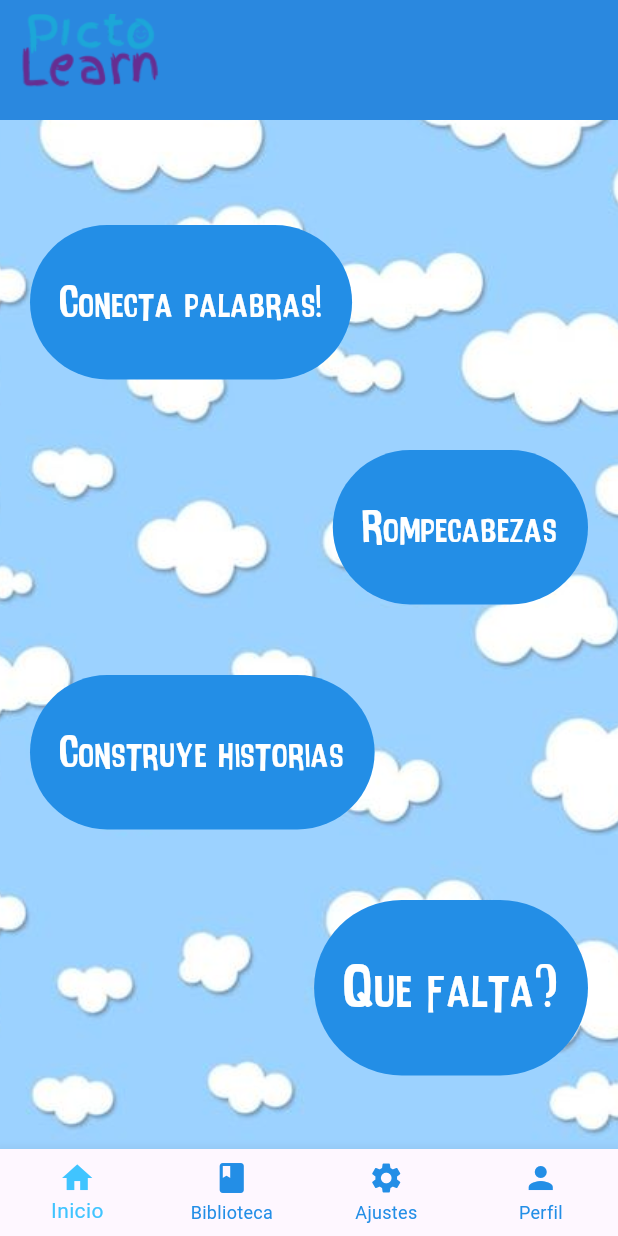
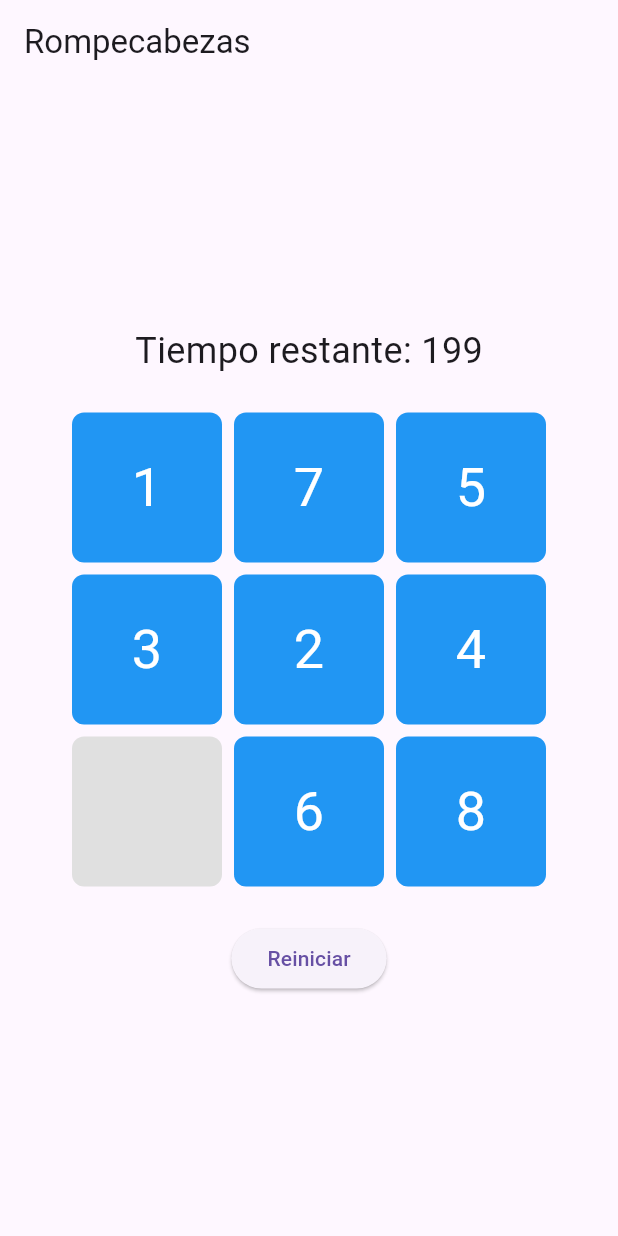
Before and after one commit to Nanielitow/PictoLearn, a Flutter app: the Home screen opened by its route, after a tap on "Rompecabezas", on a phone screen of 412 x 824 dp. Run offline on Flutter 3.47's test engine with Material 3 defaults, Android fonts, the phone set to English and light mode, and no system bars; our stand-ins replace go_router.

Commit message:
login y register sin base de datos , juego rompecabezas sin estilo infantil

```diff
--- a/lib/main.dart
+++ b/lib/main.dart
@@ -4,6 +4,7 @@ import 'package:go_router/go_router.dart';
 import 'package:pictolearn/pages/login.dart';
 import 'package:pictolearn/pages/home.dart';
 import 'package:pictolearn/pages/register.dart';
+import 'package:pictolearn/pages/juegoRompecabezas.dart';
 
 
 void main() => runApp(const MainApp());
@@ -27,6 +28,10 @@ class MainApp extends StatelessWidget {
           path: '/register',
           builder: (context, state) => const RegisterScreen()
           ),
+        GoRoute(
+          path: '/juegoRompecabezas',
+          builder: (context, state) => GameScreen()
+          ),
         ]
       ),
     );
--- a/lib/pages/home.dart
+++ b/lib/pages/home.dart
@@ -1,4 +1,5 @@
 import 'package:flutter/material.dart';
+import 'package:go_router/go_router.dart';
 
 class Home extends StatefulWidget {
   const Home({super.key});
@@ -31,9 +32,9 @@ class _HomeState extends State<Home> {
             fit: BoxFit.cover,
           ),
         ),
-        leadingWidth:120,
+        leadingWidth: 120,
       ),
-      body: cuerpo(),
+      body: cuerpo(context), // Pasamos el contexto aquí
       bottomNavigationBar: BottomNavigationBar(
         items: const <BottomNavigationBarItem>[
           BottomNavigationBarItem(
@@ -62,7 +63,8 @@ class _HomeState extends State<Home> {
     );
   }
 }
-Widget cuerpo() {
+
+Widget cuerpo(BuildContext context) { // Recibe el contexto aquí
   return Container(
     decoration: const BoxDecoration(
       image: DecorationImage(
@@ -80,7 +82,7 @@ Widget cuerpo() {
         Positioned(
           top: 300,
           right: 20,
-          child: juego2(),
+          child: juego2(context), // Pasamos el contexto aquí
         ),
         Positioned(
           top: 450,
@@ -91,12 +93,11 @@ Widget cuerpo() {
           top: 600,
           right: 20,
           child: juego4(),
-        )
+        ),
       ],
     ),
   );
 }
-
 
 Widget juego1() {
   return TextButton(
@@ -106,23 +107,30 @@ Widget juego1() {
       padding: const EdgeInsets.symmetric(horizontal: 20, vertical: 30),
     ),
     onPressed: () {},
-    child: const Text("Conecta palabras!",
-    style: TextStyle(
-    fontSize: 30,
-    fontFamily: 'IntensaFuente',)
+    child: const Text(
+      "Conecta palabras!",
+      style: TextStyle(
+        fontSize: 30,
+        fontFamily: 'IntensaFuente',
+      ),
     ),
   );
 }
 
-Widget juego2() {
+Widget juego2(BuildContext context) { // Recibe el contexto
   return TextButton(
     style: TextButton.styleFrom(
       foregroundColor: Colors.white,
       backgroundColor: const Color.fromARGB(255, 35, 142, 230),
       padding: const EdgeInsets.symmetric(horizontal: 20, vertical: 30),
     ),
-    onPressed: () {},
-    child: const Text("Rompecabezas", style: TextStyle(fontSize: 30 , fontFamily: 'IntensaFuente') ),
+    onPressed: () {
+      context.go('/juegoRompecabezas'); // Navegación usando go_router
+    },
+    child: const Text(
+      "Rompecabezas",
+      style: TextStyle(fontSize: 30, fontFamily: 'IntensaFuente'),
+    ),
   );
 }
 
@@ -134,7 +142,10 @@ Widget juego3() {
       padding: const EdgeInsets.symmetric(horizontal: 20, vertical: 30),
     ),
     onPressed: () {},
-    child: const Text("Construye historias", style: TextStyle(fontSize: 30 , fontFamily: 'IntensaFuente')),
+    child: const Text(
+      "Construye historias",
+      style: TextStyle(fontSize: 30, fontFamily: 'IntensaFuente'),
+    ),
   );
 }
 
@@ -146,6 +157,9 @@ Widget juego4() {
       padding: const EdgeInsets.symmetric(horizontal: 20, vertical: 30),
     ),
     onPressed: () {},
-    child: const Text("Que falta?", style: TextStyle(fontSize:40 , fontFamily: 'IntensaFuente')),
+    child: const Text(
+      "Que falta?",
+      style: TextStyle(fontSize: 40, fontFamily: 'IntensaFuente'),
+    ),
   );
 }
--- /dev/null
+++ b/lib/pages/juegoRompecabezas.dart
@@ -0,0 +1,158 @@
+import 'dart:async';
+import 'package:flutter/material.dart';
+import 'dart:math';
+
+     class GameScreen extends StatefulWidget {
+       @override
+       _GameScreenState createState() => _GameScreenState();
+     }
+
+     class _GameScreenState extends State<GameScreen> {
+       List<List<String>> matrix = [];
+       int counter = 200;
+       bool gameWon = false;
+       Timer? timer;
+
+       @override
+       void initState() {
+         super.initState();
+         startGame();
+       }
+
+       void startGame() {
+         setState(() {
+           matrix = shuffleMatrix();
+           counter = 200;
+           gameWon = false;
+         });
+         startCounter();
+       }
+
+       List<List<String>> shuffleMatrix() {
+         List<String> tokens = ['1', '2', '3', '4', '5', '6', '7', '8', ''];
+         tokens.shuffle(Random());
+         return [
+           tokens.sublist(0, 3),
+           tokens.sublist(3, 6),
+           tokens.sublist(6, 9),
+         ];
+       }
+
+       void startCounter() {
+         timer?.cancel();
+         timer = Timer.periodic(Duration(seconds: 1), (timer) {
+           setState(() {
+             if (counter > 0 && !gameWon) {
+               counter--;
+             } else {
+               timer.cancel();
+             }
+           });
+         });
+       }
+
+       @override
+       void dispose() {
+         timer?.cancel();
+         super.dispose();
+       }
+
+       @override
+       Widget build(BuildContext context) {
+         return Scaffold(
+           appBar: AppBar(
+             title: Text("Rompecabezas"),
+           ),
+           body: Column(
+             mainAxisAlignment: MainAxisAlignment.center,
+             children: [
+               Text(
+                 counter > 0 ? 'Tiempo restante: $counter' : '¡Se acabó el tiempo!',
+                 style: TextStyle(fontSize: 24),
+               ),
+               SizedBox(height: 20),
+               buildBoard(),
+               SizedBox(height: 20),
+               ElevatedButton(
+                 onPressed: startGame,
+                 child: Text(gameWon ? "Jugar de nuevo" : "Reiniciar"),
+               ),
+             ],
+           ),
+         );
+       }
+
+       Widget buildBoard() {
+         return Column(
+           children: matrix.map((row) {
+             return Row(
+               mainAxisAlignment: MainAxisAlignment.center,
+               children: row.map((tile) {
+                 return GestureDetector(
+                   onTap: () => moveTile(tile),
+                   child: Container(
+                     width: 100,
+                     height: 100,
+                     margin: EdgeInsets.all(4),
+                     decoration: BoxDecoration(
+                       color: tile == '' ? Colors.grey[300] : Colors.blue,
+                       borderRadius: BorderRadius.circular(8),
+                     ),
+                     child: Center(
+                       child: Text(
+                         tile,
+                         style: TextStyle(fontSize: 36, color: Colors.white),
+                       ),
+                     ),
+                   ),
+                 );
+               }).toList(),
+             );
+           }).toList(),
+         );
+       }
+
+       void moveTile(String tile) {
+         if (tile == '') return;
+         var emptyPos = findPosition('');
+         var tilePos = findPosition(tile);
+
+         if (tilePos != null && emptyPos != null) {
+           if ((tilePos[0] - emptyPos[0]).abs() + (tilePos[1] - emptyPos[1]).abs() == 1) {
+             setState(() {
+               matrix[emptyPos[0]][emptyPos[1]] = tile;
+               matrix[tilePos[0]][tilePos[1]] = '';
+             });
+             checkWinCondition();
+           }
+         }
+       }
+
+       List<int>? findPosition(String value) {
+         for (int i = 0; i < matrix.length; i++) {
+           for (int j = 0; j < matrix[i].length; j++) {
+             if (matrix[i][j] == value) return [i, j];
+           }
+         }
+         return null;
+       }
+
+       void checkWinCondition() {
+         const winningMatrix = [
+           ['1', '2', '3'],
+           ['4', '5', '6'],
+           ['7', '8', '']
+         ];
+
+         setState(() {
+           gameWon = matrix.toString() == winningMatrix.toString();
+         });
+
+         if (gameWon) {
+           timer?.cancel();
+           ScaffoldMessenger.of(context).showSnackBar(
+             SnackBar(content: Text('¡Ganaste!')),
+           );
+         }
+       }
+     }
```
